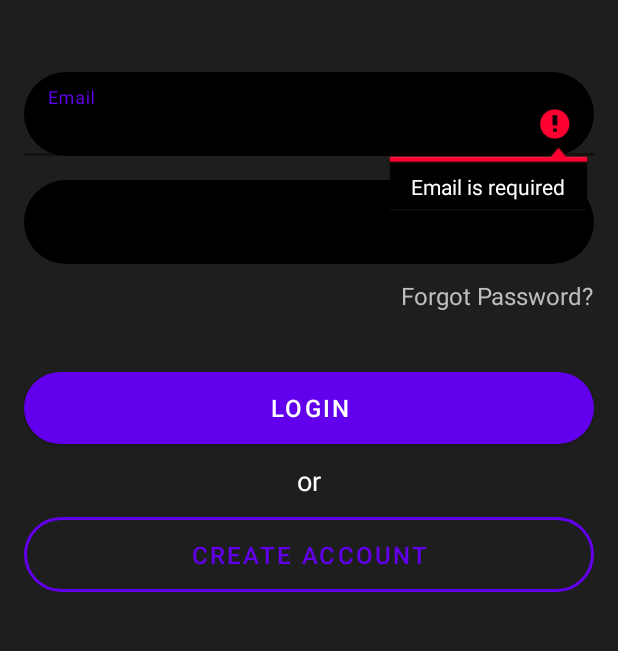
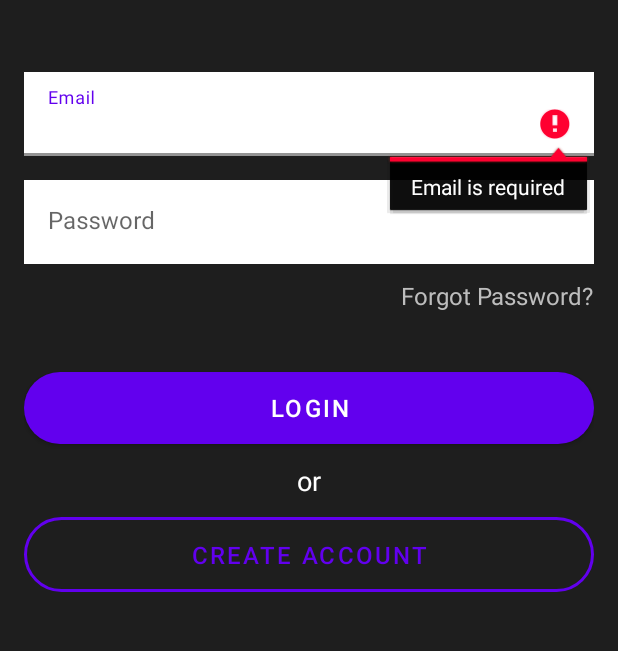
Before and after one commit to mhdamr/Expensio, an Android app: the screen it shows after launch (LoginActivity), after a tap on "LOGIN", on a phone screen of 412 x 824 dp, the part 204-855 px from its top. Run offline under Robolectric (Android 15) with nearby library versions, the phone set to English and light mode, and no system bars; our stand-ins replace Firebase (no records; nobody signed in at launch, a user with empty details on screens opened directly).

Commit message:
Added Login Persistance

```diff
--- a/app/src/main/java/com/example/fundcache/LoginActivity.kt
+++ b/app/src/main/java/com/example/fundcache/LoginActivity.kt
@@ -25,11 +25,19 @@ class LoginActivity : AppCompatActivity() {
 
     override fun onCreate(savedInstanceState: Bundle?) {
         super.onCreate(savedInstanceState)
+
+        // Check if the user is already logged in
+        auth = FirebaseAuth.getInstance()
+        if (auth.currentUser != null) {
+            val intent = Intent(this, MainActivity::class.java)
+            startActivity(intent)
+            finish()
+            return
+        }
+
+        // Continue with the login flow as usual
         setContentView(R.layout.activity_login)
         supportActionBar?.hide()
-
-        // Initialize Firebase Auth
-        auth = FirebaseAuth.getInstance()
 
         // Get references to UI elements
         emailEditText = findViewById(R.id.editTextEmail)
@@ -41,12 +49,9 @@ class LoginActivity : AppCompatActivity() {
         // Get reference to SharedPreferences
         prefs = getSharedPreferences("com.example.fundcache", Context.MODE_PRIVATE)
 
-        // Check if the user has logged in before
-        val hasLoggedInBefore = prefs.getBoolean("hasLoggedInBefore", false)
-
         // Set click listener for login button
         loginButton.setOnClickListener {
-            loginUser(hasLoggedInBefore)
+            loginUser()
         }
 
         // Set click listener for register button
@@ -54,10 +59,9 @@ class LoginActivity : AppCompatActivity() {
             val intent = Intent(this, RegisterActivity::class.java)
             startActivity(intent)
         }
-
     }
 
-    private fun loginUser(hasLoggedInBefore: Boolean) {
+    private fun loginUser() {
         val email = emailEditText.text.toString().trim()
         val password = passwordEditText.text.toString().trim()
 
@@ -87,7 +91,6 @@ class LoginActivity : AppCompatActivity() {
                 if (task.isSuccessful) {
                     val user = auth.currentUser
                     if (user != null && user.isEmailVerified) {
-                        val prefs = getSharedPreferences("com.example.fundcache", MODE_PRIVATE)
                         val hasLoggedInBefore = prefs.getBoolean("hasLoggedInBefore", false)
 
                         if (!hasLoggedInBefore) {
--- a/app/src/main/res/layout/activity_login.xml
+++ b/app/src/main/res/layout/activity_login.xml
@@ -37,7 +37,7 @@
             android:id="@+id/editTextEmail"
             android:layout_width="match_parent"
             android:layout_height="wrap_content"
-            android:background="@drawable/rounded_edit_text"
+            android:background="@color/colorWhite"
             app:boxStrokeColor="@android:color/transparent"
             app:boxStrokeWidth="0dp"
             android:inputType="textEmailAddress"
@@ -62,7 +62,7 @@
         <com.google.android.material.textfield.TextInputEditText
             android:id="@+id/editTextPassword"
             android:layout_width="match_parent"
-            android:background="@drawable/rounded_edit_text"
+            android:background="@color/colorWhite"
             app:boxStrokeColor="@android:color/transparent"
             app:boxStrokeWidth="0dp"
             android:layout_height="wrap_content"
```
